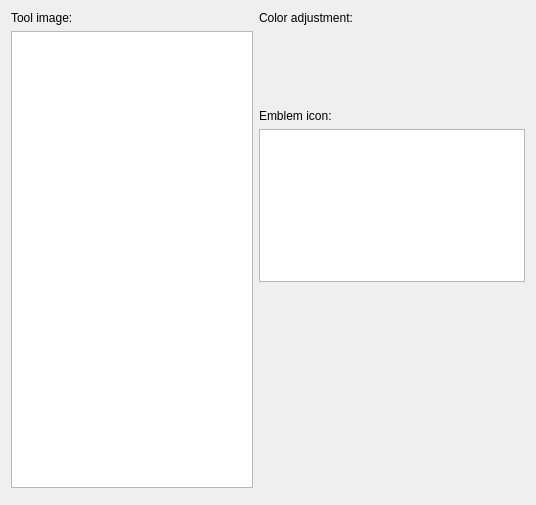
Above: libs/ui/forms/wdgpreseticonlibrary.ui from KDE/krita before the change. Below: the same form after it.
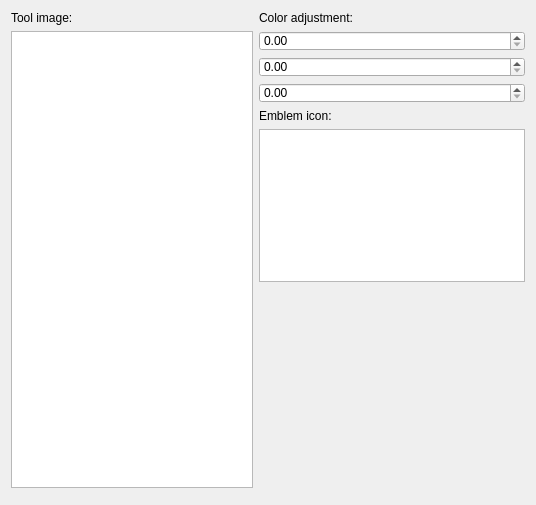
That is the form after the change. Custom widgets are drawn as their Qt base class.

Commit message:
ui: Fix Designer not rendering KisDoubleSliderSpinBox as QDoubleSpinBox
Part-of: <https://invent.kde.org/graphics/krita/-/merge_requests/1742>

```diff
--- a/libs/ui/forms/wdgpreseticonlibrary.ui
+++ b/libs/ui/forms/wdgpreseticonlibrary.ui
@@ -189,7 +189,7 @@
  <customwidgets>
   <customwidget>
    <class>KisDoubleSliderSpinBox</class>
-   <extends>QWidget</extends>
+   <extends>QDoubleSpinBox</extends>
    <header location="global">kis_slider_spin_box.h</header>
    <container>1</container>
   </customwidget>
```
The commit also changes 54 other files.
